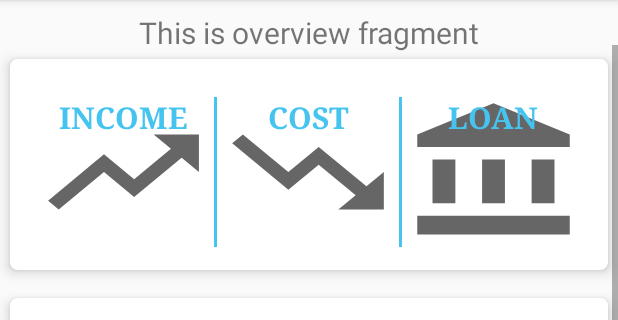
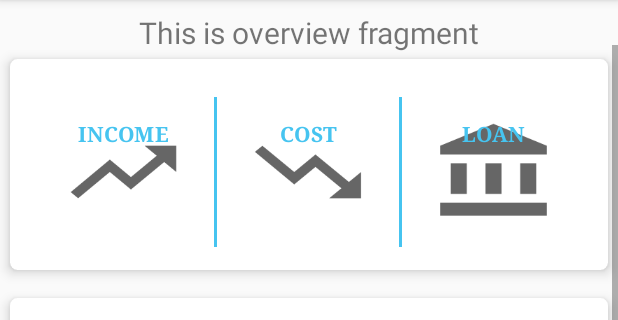
Before and after one commit to Nandathilaka/daily_cost, an Android app: the fragment OverviewFragment shown on its own in the app's theme, on a phone screen of 412 x 824 dp, the part 84-404 px from its top. Run offline under Robolectric (Android 15) with nearby library versions, the phone set to English and light mode, and no system bars; libraries missing offline, so code that uses them is left out: com.github.mikephil.charting; plain views replace LineChart; 28 statements that could not run were skipped.

Commit message:
UI Changes and Added new column as Category
UI Changes and Added new column as Category for Income and Cost table

```diff
--- a/app/src/main/java/com/nandeproduction/dailycost/db/DBHelper.java
+++ b/app/src/main/java/com/nandeproduction/dailycost/db/DBHelper.java
@@ -57,6 +57,7 @@ public class DBHelper extends SQLiteOpenHelper {
     public static final String INCOMES_COLUMN_TITLE = "title";
     public static final String INCOMES_COLUMN_AMOUNT = "amount";
     public static final String INCOMES_COLUMN_DATE = "date";
+    public static final String INCOME_COLUMN_CATEGORY = "category";
 
     //Cost Table
     public static final String COSTS_TABLE_NAME = "costs";
@@ -65,6 +66,7 @@ public class DBHelper extends SQLiteOpenHelper {
     public static final String COSTS_COLUMN_TITLE = "title";
     public static final String COSTS_COLUMN_AMOUNT = "amount";
     public static final String COSTS_COLUMN_DATE = "date";
+    public static final String COSTS_COLUMN_CATEGORY = "category";
 
     //Loan Table
     public static final String LOANS_TABLE_NAME = "loans";
@@ -115,13 +117,13 @@ public class DBHelper extends SQLiteOpenHelper {
         // Create Income Table
         db.execSQL(
                 "create table incomes " +
-                        "(id integer primary key , user_id interger ,title text, amount interger, date text, date_created text, date_updated text, deleted integer default 0, foreign key (user_id) references users (user_id));"
+                        "(id integer primary key , user_id interger ,title text, amount interger, date text, category text default 'Other', date_created text, date_updated text, deleted integer default 0, foreign key (user_id) references users (user_id));"
         );
 
         // Create Cost Table
         db.execSQL(
                 "create table costs " +
-                        "(id integer primary key , user_id interger ,title text, amount interger, date text, date_created text, date_updated text, deleted integer default 0, foreign key (user_id) references users (user_id));"
+                        "(id integer primary key , user_id interger ,title text, amount interger, date text, category text default 'Other', date_created text, date_updated text, deleted integer default 0, foreign key (user_id) references users (user_id));"
         );
 
         // Create Loan Table
--- a/app/src/main/res/layout/fragment_overview.xml
+++ b/app/src/main/res/layout/fragment_overview.xml
@@ -59,7 +59,7 @@
 
                             <Button
                                 android:id="@+id/btnIncome"
-                                android:layout_width="match_parent"
+                                android:layout_width="wrap_content"
                                 android:layout_height="100dp"
                                 android:layout_gravity="center"
                                 android:layout_weight="1.2"
@@ -70,7 +70,12 @@
                                 android:textColor="#46C4F0"
                                 android:textStyle="bold"
                                 android:visibility="visible"
-                                android:background="@drawable/income_xml"/>
+                                android:background="@drawable/income_xml"
+                                android:scaleType="fitCenter"
+                                android:adjustViewBounds="true"
+                                android:typeface="sans"
+                                android:scaleX="0.7"
+                                android:scaleY="0.7"/>
 
                             <View
                                 android:layout_width="2dp"
@@ -90,7 +95,12 @@
                                 android:gravity="center_horizontal|top"
                                 android:textStyle="bold"
                                 android:visibility="visible"
-                                android:background="@drawable/cost_xml"/>
+                                android:background="@drawable/cost_xml"
+                                android:scaleType="fitCenter"
+                                android:adjustViewBounds="true"
+                                android:typeface="sans"
+                                android:scaleX="0.7"
+                                android:scaleY="0.7"/>
 
                             <View
                                 android:layout_width="2dp"
@@ -110,7 +120,12 @@
                                 android:gravity="center_horizontal|top"
                                 android:textStyle="bold"
                                 android:visibility="visible"
-                                android:background="@drawable/loan_xml"/>
+                                android:background="@drawable/loan_xml"
+                                android:scaleType="fitCenter"
+                                android:adjustViewBounds="true"
+                                android:typeface="sans"
+                                android:scaleX="0.7"
+                                android:scaleY="0.7"/>
                         </TableRow>
                     </TableLayout>
                 </LinearLayout>
```
Also changed, not shown: app/src/main/res/layout/activity_app_loading.xml (+15 -3 lines), 1 other file.
